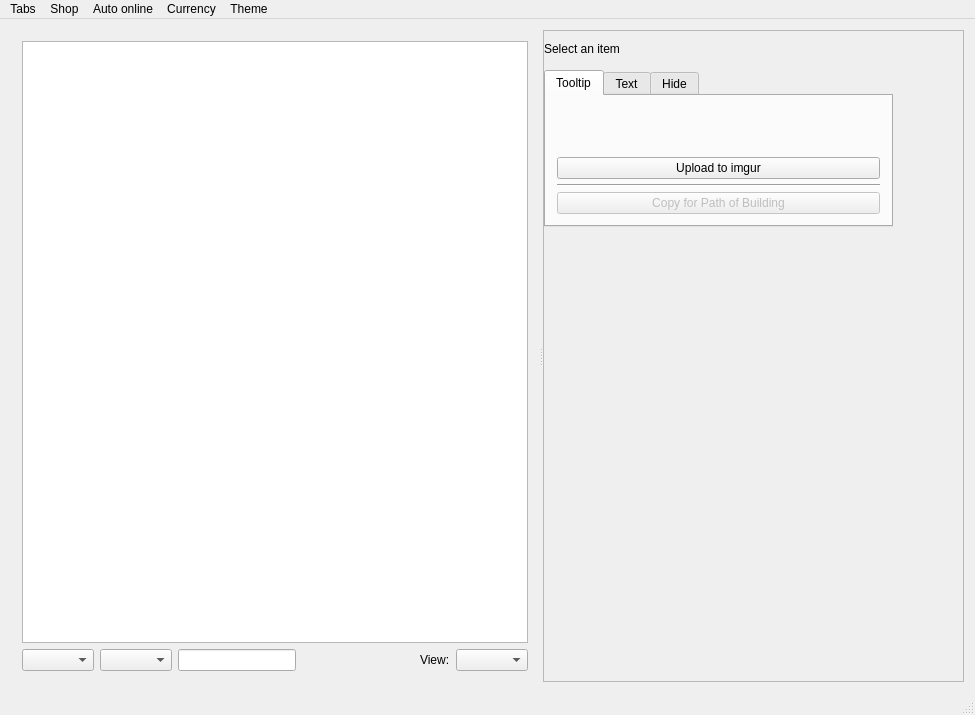
The window that forms/mainwindow.ui (xyzz/acquisition) describes before a commit, drawn with Qt 5.
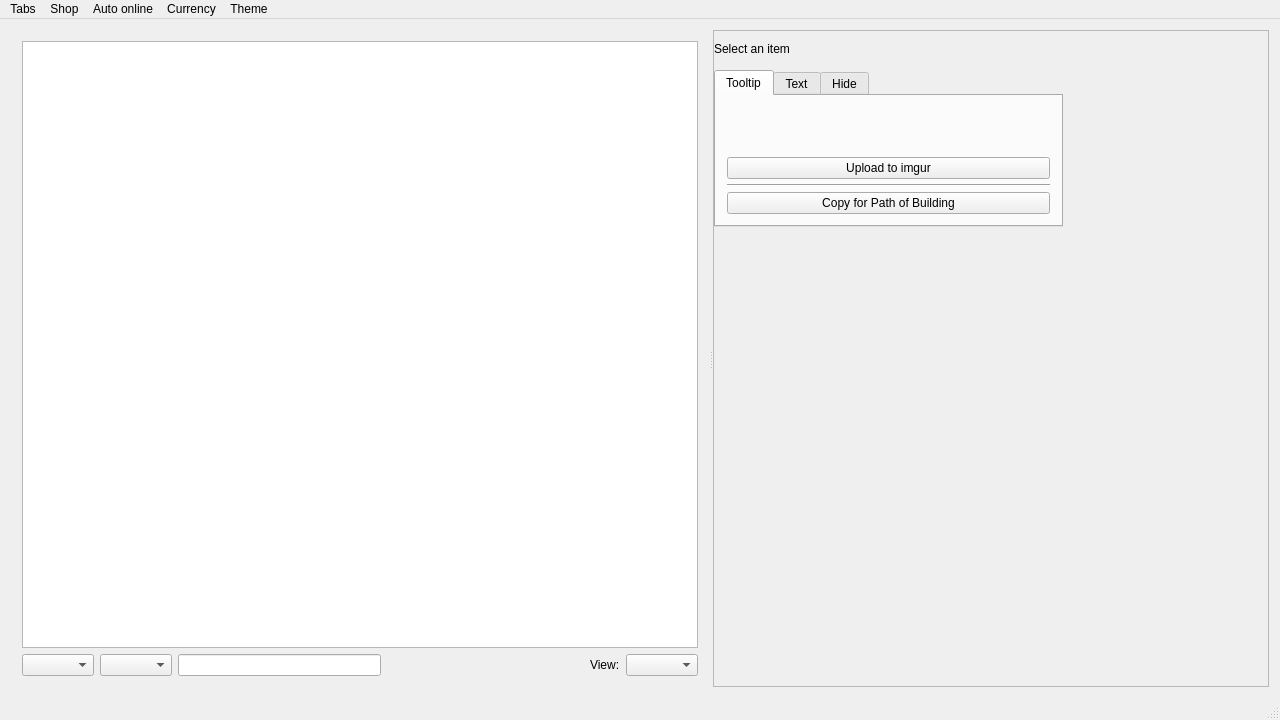
The same window after the commit.

```diff
--- a/forms/mainwindow.ui
+++ b/forms/mainwindow.ui
@@ -6,8 +6,8 @@
    <rect>
     <x>0</x>
     <y>0</y>
-    <width>975</width>
-    <height>715</height>
+    <width>1280</width>
+    <height>720</height>
    </rect>
   </property>
   <property name="windowTitle">
@@ -300,9 +300,6 @@
                     </item>
                     <item>
                      <widget class="QPushButton" name="pobTooltipButton">
-                      <property name="enabled">
-                       <bool>false</bool>
-                      </property>
                       <property name="text">
                        <string>Copy for Path of Building</string>
                       </property>
@@ -375,7 +372,7 @@
     <rect>
      <x>0</x>
      <y>0</y>
-     <width>975</width>
+     <width>1280</width>
      <height>21</height>
     </rect>
    </property>
```
